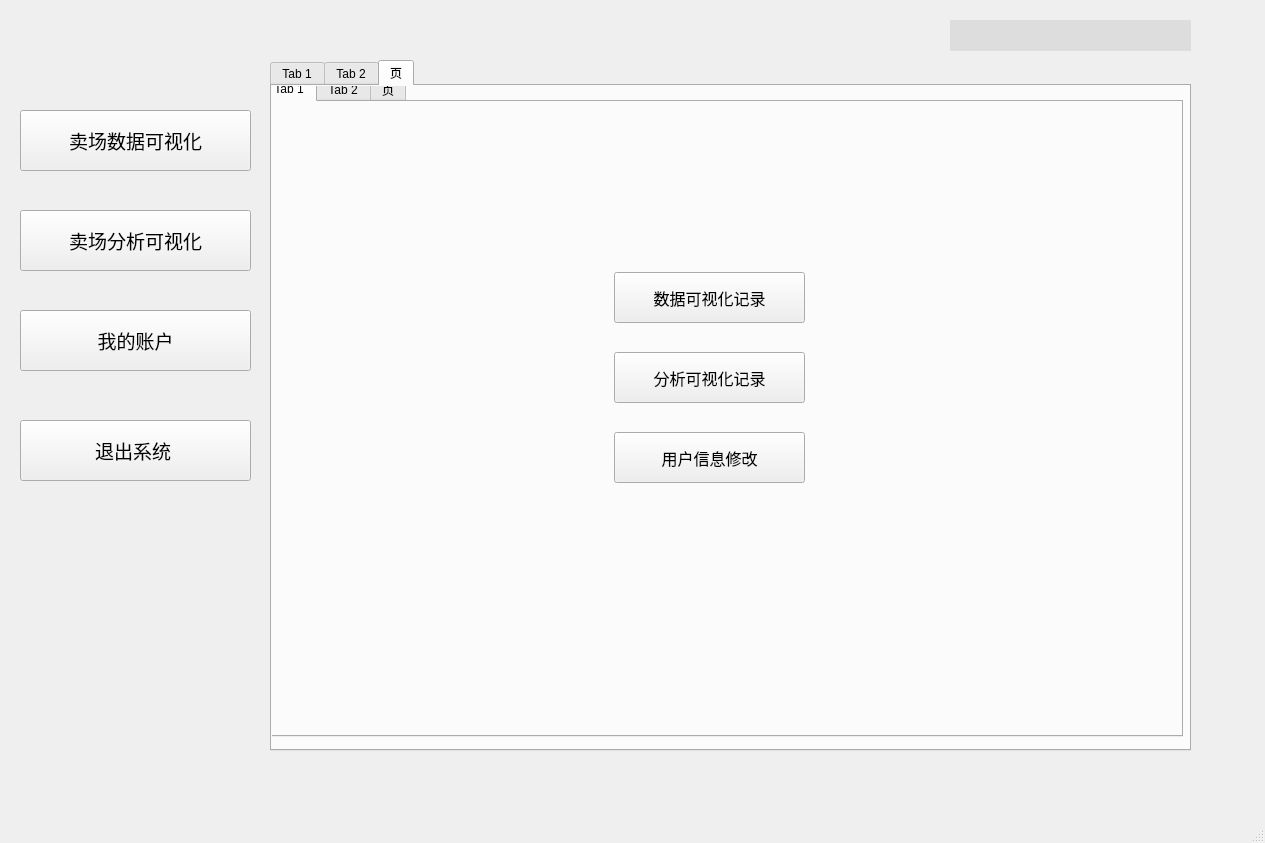
Qt form main.ui (jswjc555/pyqt5_ruanzhu) before a commit.
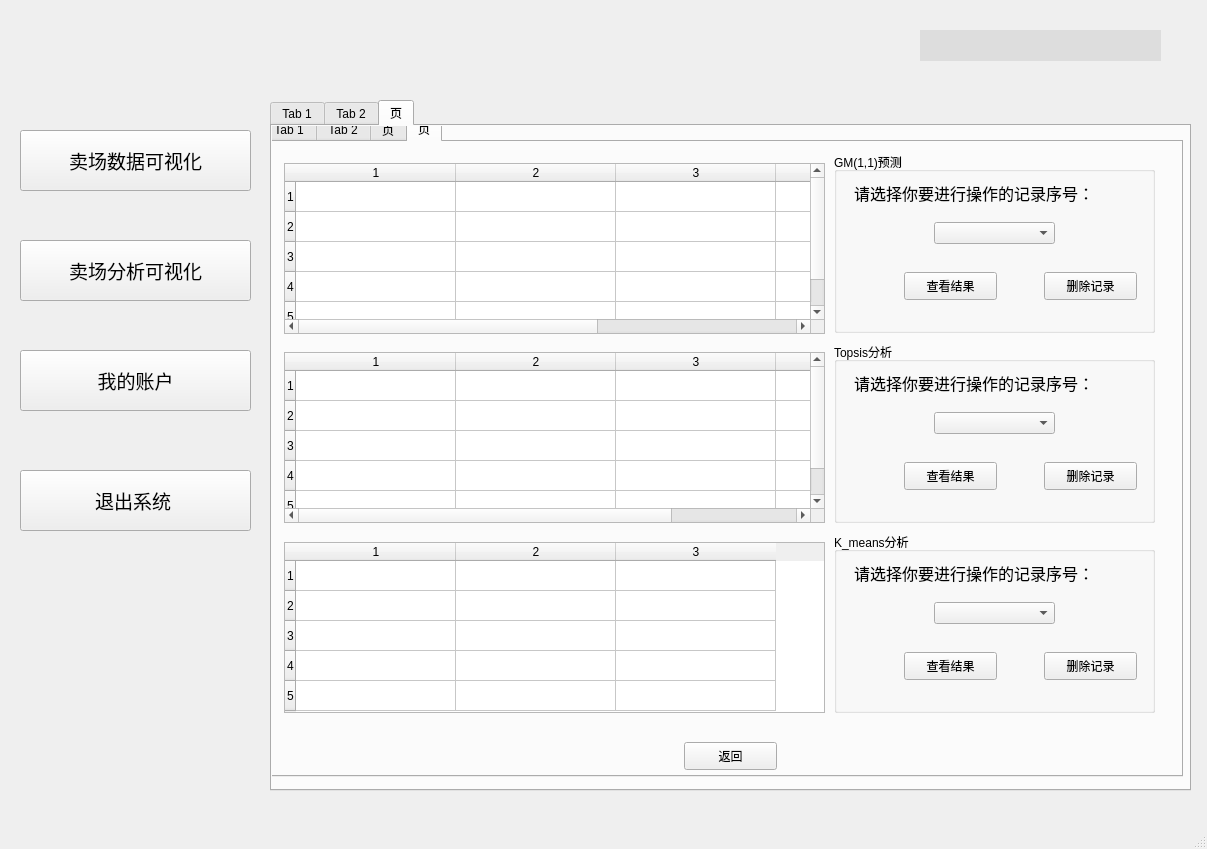
The same form after that commit. The open tabs and pages were chosen to show the change. Icons and pictures are not drawn.

What changed in the file:
```diff
--- a/main.ui
+++ b/main.ui
@@ -6,8 +6,8 @@
    <rect>
     <x>0</x>
     <y>0</y>
-    <width>1265</width>
-    <height>843</height>
+    <width>1207</width>
+    <height>849</height>
    </rect>
   </property>
   <property name="windowTitle">
@@ -18,7 +18,7 @@
     <property name="geometry">
      <rect>
       <x>20</x>
-      <y>110</y>
+      <y>130</y>
       <width>231</width>
       <height>61</height>
      </rect>
@@ -47,7 +47,7 @@
     <property name="geometry">
      <rect>
       <x>20</x>
-      <y>210</y>
+      <y>240</y>
       <width>231</width>
       <height>61</height>
      </rect>
@@ -76,7 +76,7 @@
     <property name="geometry">
      <rect>
       <x>20</x>
-      <y>310</y>
+      <y>350</y>
       <width>231</width>
       <height>61</height>
      </rect>
@@ -105,7 +105,7 @@
     <property name="geometry">
      <rect>
       <x>20</x>
-      <y>420</y>
+      <y>470</y>
       <width>231</width>
       <height>61</height>
      </rect>
@@ -134,7 +134,7 @@
     <property name="geometry">
      <rect>
       <x>270</x>
-      <y>60</y>
+      <y>100</y>
       <width>921</width>
       <height>691</height>
      </rect>
@@ -1446,7 +1446,7 @@
        </rect>
       </property>
       <property name="currentIndex">
-       <number>0</number>
+       <number>3</number>
       </property>
       <widget class="QWidget" name="user_choosetab">
        <attribute name="title">
@@ -1806,6 +1806,475 @@
        <attribute name="title">
         <string>页</string>
        </attribute>
+       <widget class="QGroupBox" name="groupBox_7">
+        <property name="geometry">
+         <rect>
+          <x>140</x>
+          <y>390</y>
+          <width>621</width>
+          <height>131</height>
+         </rect>
+        </property>
+        <property name="title">
+         <string/>
+        </property>
+        <widget class="QPushButton" name="sta_delete">
+         <property name="geometry">
+          <rect>
+           <x>430</x>
+           <y>90</y>
+           <width>93</width>
+           <height>28</height>
+          </rect>
+         </property>
+         <property name="text">
+          <string>删除记录</string>
+         </property>
+        </widget>
+        <widget class="QLabel" name="label_21">
+         <property name="geometry">
+          <rect>
+           <x>100</x>
+           <y>30</y>
+           <width>301</width>
+           <height>31</height>
+          </rect>
+         </property>
+         <property name="font">
+          <font>
+           <family>微软雅黑</family>
+           <pointsize>12</pointsize>
+          </font>
+         </property>
+         <property name="text">
+          <string>请选择你要进行操作的记录序号：</string>
+         </property>
+        </widget>
+        <widget class="QComboBox" name="sta_combo">
+         <property name="geometry">
+          <rect>
+           <x>420</x>
+           <y>40</y>
+           <width>121</width>
+           <height>22</height>
+          </rect>
+         </property>
+        </widget>
+        <widget class="QPushButton" name="sta_browse">
+         <property name="geometry">
+          <rect>
+           <x>140</x>
+           <y>90</y>
+           <width>93</width>
+           <height>28</height>
+          </rect>
+         </property>
+         <property name="text">
+          <string>查看结果</string>
+         </property>
+        </widget>
+       </widget>
+       <widget class="QPushButton" name="sta_back">
+        <property name="geometry">
+         <rect>
+          <x>420</x>
+          <y>560</y>
+          <width>93</width>
+          <height>28</height>
+         </rect>
+        </property>
+        <property name="text">
+         <string>返回</string>
+        </property>
+       </widget>
+       <widget class="QTableWidget" name="sta_view">
+        <property name="geometry">
+         <rect>
+          <x>80</x>
+          <y>80</y>
+          <width>751</width>
+          <height>291</height>
+         </rect>
+        </property>
+        <property name="styleSheet">
+         <string notr="true">self.tableWidget.setColumnWidth(0, 4)
+self.tableWidget.setColumnWidth(1, 200)
+self.tableWidget.setColumnWidth(2, 200)</string>
+        </property>
+        <property name="autoScrollMargin">
+         <number>40</number>
+        </property>
+        <property name="columnCount">
+         <number>4</number>
+        </property>
+        <attribute name="horizontalHeaderVisible">
+         <bool>false</bool>
+        </attribute>
+        <attribute name="horizontalHeaderMinimumSectionSize">
+         <number>30</number>
+        </attribute>
+        <attribute name="horizontalHeaderDefaultSectionSize">
+         <number>180</number>
+        </attribute>
+        <column>
+         <property name="text">
+          <string>序号</string>
+         </property>
+         <property name="font">
+          <font>
+           <family>微软雅黑</family>
+           <pointsize>12</pointsize>
+           <weight>50</weight>
+           <bold>false</bold>
+          </font>
+         </property>
+        </column>
+        <column>
+         <property name="text">
+          <string>操作时间</string>
+         </property>
+         <property name="font">
+          <font>
+           <family>微软雅黑</family>
+           <pointsize>12</pointsize>
+           <weight>50</weight>
+           <bold>false</bold>
+          </font>
+         </property>
+        </column>
+        <column>
+         <property name="text">
+          <string>分析变量</string>
+         </property>
+         <property name="font">
+          <font>
+           <family>微软雅黑</family>
+           <pointsize>12</pointsize>
+           <weight>50</weight>
+           <bold>false</bold>
+          </font>
+         </property>
+        </column>
+        <column>
+         <property name="text">
+          <string>图表类型</string>
+         </property>
+         <property name="font">
+          <font>
+           <family>微软雅黑</family>
+           <pointsize>12</pointsize>
+           <weight>50</weight>
+           <bold>false</bold>
+          </font>
+         </property>
+        </column>
+       </widget>
+      </widget>
+      <widget class="QWidget" name="tab_6">
+       <attribute name="title">
+        <string>页</string>
+       </attribute>
+       <widget class="QGroupBox" name="groupBox_8">
+        <property name="geometry">
+         <rect>
+          <x>570</x>
+          <y>10</y>
+          <width>321</width>
+          <height>181</height>
+         </rect>
+        </property>
+        <property name="title">
+         <string>GM(1,1)预测</string>
+        </property>
+        <widget class="QPushButton" name="ana_delete">
+         <property name="geometry">
+          <rect>
+           <x>210</x>
+           <y>120</y>
+           <width>93</width>
+           <height>28</height>
+          </rect>
+         </property>
+         <property name="text">
+          <string>删除记录</string>
+         </property>
+        </widget>
+        <widget class="QLabel" name="label_22">
+         <property name="geometry">
+          <rect>
+           <x>20</x>
+           <y>20</y>
+           <width>301</width>
+           <height>41</height>
+          </rect>
+         </property>
+         <property name="font">
+          <font>
+           <family>微软雅黑</family>
+           <pointsize>12</pointsize>
+          </font>
+         </property>
+         <property name="text">
+          <string>请选择你要进行操作的记录序号：</string>
+         </property>
+        </widget>
+        <widget class="QComboBox" name="ana_combo">
+         <property name="geometry">
+          <rect>
+           <x>100</x>
+           <y>70</y>
+           <width>121</width>
+           <height>22</height>
+          </rect>
+         </property>
+        </widget>
+        <widget class="QPushButton" name="ana_browse">
+         <property name="geometry">
+          <rect>
+           <x>70</x>
+           <y>120</y>
+           <width>93</width>
+           <height>28</height>
+          </rect>
+         </property>
+         <property name="text">
+          <string>查看结果</string>
+         </property>
+        </widget>
+       </widget>
+       <widget class="QPushButton" name="ana_back2">
+        <property name="geometry">
+         <rect>
+          <x>420</x>
+          <y>600</y>
+          <width>93</width>
+          <height>28</height>
+         </rect>
+        </property>
+        <property name="text">
+         <string>返回</string>
+        </property>
+       </widget>
+       <widget class="QGroupBox" name="groupBox_9">
+        <property name="geometry">
+         <rect>
+          <x>570</x>
+          <y>200</y>
+          <width>321</width>
+          <height>181</height>
+         </rect>
+        </property>
+        <property name="title">
+         <string>Topsis分析</string>
+        </property>
+        <widget class="QPushButton" name="ana_delete2">
+         <property name="geometry">
+          <rect>
+           <x>210</x>
+           <y>120</y>
+           <width>93</width>
+           <height>28</height>
+          </rect>
+         </property>
+         <property name="text">
+          <string>删除记录</string>
+         </property>
+        </widget>
+        <widget class="QLabel" name="label_24">
+         <property name="geometry">
+          <rect>
+           <x>20</x>
+           <y>20</y>
+           <width>301</width>
+           <height>41</height>
+          </rect>
+         </property>
+         <property name="font">
+          <font>
+           <family>微软雅黑</family>
+           <pointsize>12</pointsize>
+          </font>
+         </property>
+         <property name="text">
+          <string>请选择你要进行操作的记录序号：</string>
+         </property>
+        </widget>
+        <widget class="QComboBox" name="ana_combo2">
+         <property name="geometry">
+          <rect>
+           <x>100</x>
+           <y>70</y>
+           <width>121</width>
+           <height>22</height>
+          </rect>
+         </property>
+        </widget>
+        <widget class="QPushButton" name="ana_browse2">
+         <property name="geometry">
+          <rect>
+           <x>70</x>
+           <y>120</y>
+           <width>93</width>
+           <height>28</height>
+          </rect>
+         </property>
+         <property name="text">
+          <string>查看结果</string>
+         </property>
+        </widget>
+       </widget>
+       <widget class="QGroupBox" name="groupBox_10">
+        <property name="geometry">
+         <rect>
+          <x>570</x>
+          <y>390</y>
+          <width>321</width>
+          <height>181</height>
+         </rect>
+        </property>
+        <property name="title">
+         <string>K_means分析</string>
+        </property>
+        <widget class="QPushButton" name="ana_delete3">
+         <property name="geometry">
+          <rect>
+           <x>210</x>
+           <y>120</y>
+           <width>93</width>
+           <height>28</height>
+          </rect>
+         </property>
+         <property name="text">
+          <string>删除记录</string>
+         </property>
+        </widget>
+        <widget class="QLabel" name="label_25">
+         <property name="geometry">
+          <rect>
+           <x>20</x>
+           <y>20</y>
+           <width>301</width>
+           <height>41</height>
+          </rect>
+         </property>
+         <property name="font">
+          <font>
+           <family>微软雅黑</family>
+           <pointsize>12</pointsize>
+          </font>
+         </property>
+         <property name="text">
+          <string>请选择你要进行操作的记录序号：</string>
+         </property>
+        </widget>
+        <widget class="QComboBox" name="ana_combo3">
+         <property name="geometry">
+          <rect>
+           <x>100</x>
+           <y>70</y>
+           <width>121</width>
+           <height>22</height>
+          </rect>
+         </property>
+        </widget>
+        <widget class="QPushButton" name="ana_browse3">
+         <property name="geometry">
+          <rect>
+           <x>70</x>
+           <y>120</y>
+           <width>93</width>
+           <height>28</height>
+          </rect>
+         </property>
+         <property name="text">
+          <string>查看结果</string>
+         </property>
+        </widget>
+       </widget>
+       <widget class="QTableWidget" name="ana_view">
+        <property name="geometry">
+         <rect>
+          <x>20</x>
+          <y>21</y>
+          <width>541</width>
+          <height>171</height>
+         </rect>
+        </property>
+        <property name="rowCount">
+         <number>5</number>
+        </property>
+        <property name="columnCount">
+         <number>5</number>
+        </property>
+        <attribute name="horizontalHeaderDefaultSectionSize">
+         <number>160</number>
+        </attribute>
+        <row/>
+        <row/>
+        <row/>
+        <row/>
+        <row/>
+        <column/>
+        <column/>
+        <column/>
+        <column/>
+        <column/>
+       </widget>
+       <widget class="QTableWidget" name="ana_view2">
+        <property name="geometry">
+         <rect>
+          <x>20</x>
+          <y>210</y>
+          <width>541</width>
+          <height>171</height>
+         </rect>
+        </property>
+        <property name="rowCount">
+         <number>5</number>
+        </property>
+        <property name="columnCount">
+         <number>4</number>
+        </property>
+        <attribute name="horizontalHeaderDefaultSectionSize">
+         <number>160</number>
+        </attribute>
+        <row/>
+        <row/>
+        <row/>
+        <row/>
+        <row/>
+        <column/>
+        <column/>
+        <column/>
+        <column/>
+       </widget>
+       <widget class="QTableWidget" name="ana_view3">
+        <property name="geometry">
+         <rect>
+          <x>20</x>
+          <y>400</y>
+          <width>541</width>
+          <height>171</height>
+         </rect>
+        </property>
+        <property name="rowCount">
+         <number>5</number>
+        </property>
+        <property name="columnCount">
+         <number>3</number>
+        </property>
+        <attribute name="horizontalHeaderDefaultSectionSize">
+         <number>160</number>
+        </attribute>
+        <row/>
+        <row/>
+        <row/>
+        <row/>
+        <row/>
+        <column/>
+        <column/>
+        <column/>
+       </widget>
       </widget>
      </widget>
     </widget>
@@ -1813,8 +2282,8 @@
    <widget class="QLabel" name="time_label">
     <property name="geometry">
      <rect>
-      <x>950</x>
-      <y>20</y>
+      <x>920</x>
+      <y>30</y>
       <width>241</width>
       <height>31</height>
      </rect>
@@ -1840,7 +2309,7 @@
     <property name="geometry">
      <rect>
       <x>60</x>
-      <y>510</y>
+      <y>590</y>
       <width>161</width>
       <height>131</height>
      </rect>
@@ -1855,8 +2324,8 @@
    <widget class="QLabel" name="label_13">
     <property name="geometry">
      <rect>
-      <x>890</x>
-      <y>20</y>
+      <x>860</x>
+      <y>30</y>
       <width>36</width>
       <height>36</height>
      </rect>
```
Left out of the diff: 158 changed lines with no effect on the pictures.
